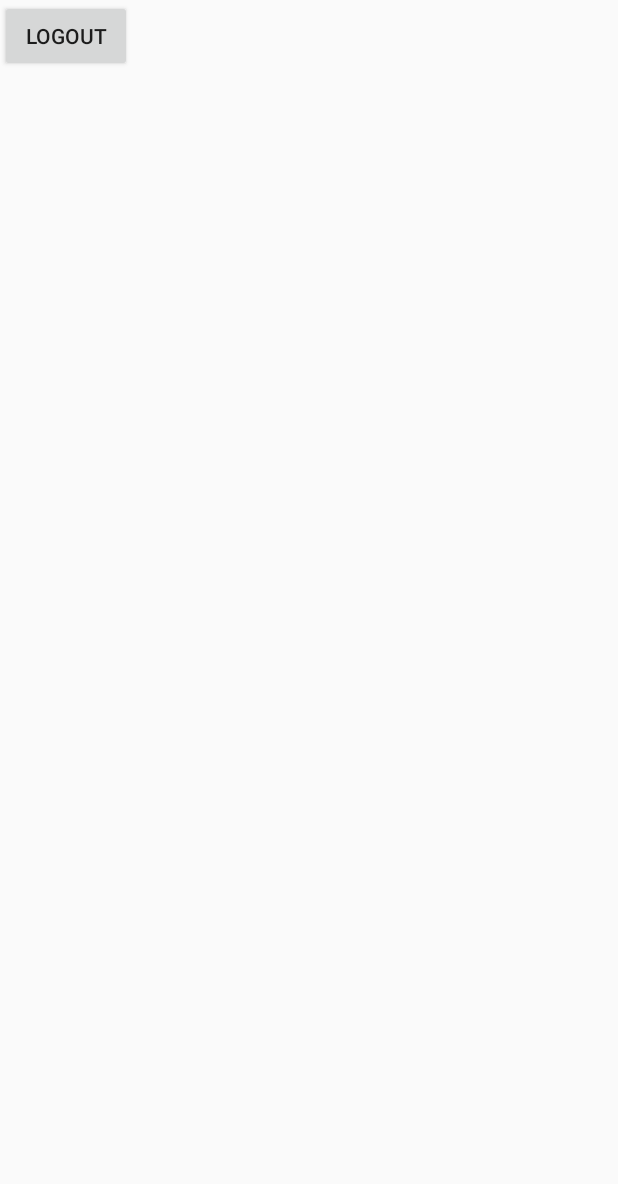
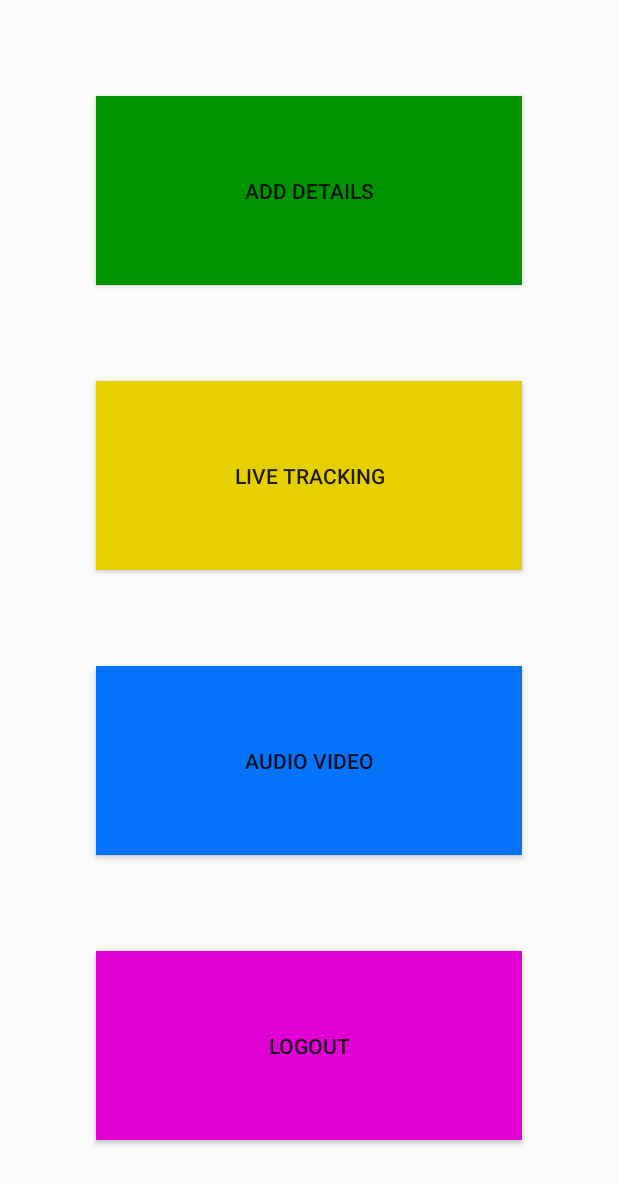
Before and after one commit to MARK-42/SafetyRing, an Android app: the screen it shows after launch once a user with an empty profile is signed in (UserActivity), on a phone screen of 412 x 824 dp. Shown: the top 1184 px of the screen. Run offline under Robolectric (Android 15) with nearby library versions, the phone set to English and light mode, and no system bars; our stand-ins replace Firebase (no records; nobody signed in at launch, a user with empty details on screens opened directly); libraries missing offline, so code that uses them is left out: com.felipecsl.gifimageview; 3 statements that could not run were skipped.

Commit message:
UI Added

```diff
--- a/app/src/main/res/layout/activity_user.xml
+++ b/app/src/main/res/layout/activity_user.xml
@@ -1,15 +1,57 @@
 <?xml version="1.0" encoding="utf-8"?>
-<androidx.constraintlayout.widget.ConstraintLayout xmlns:android="http://schemas.android.com/apk/res/android"
+<LinearLayout xmlns:android="http://schemas.android.com/apk/res/android"
     xmlns:app="http://schemas.android.com/apk/res-auto"
     xmlns:tools="http://schemas.android.com/tools"
-    android:layout_width="match_parent"
+    android:layout_width="fill_parent"
     android:layout_height="match_parent"
+    android:orientation="vertical"
     tools:context=".UserActivity">
+    <Button
+        android:layout_marginLeft="64dp"
+        android:layout_marginRight="64dp"
+        android:layout_width="fill_parent"
+        android:layout_height="wrap_content"
+        android:text="Add Details"
+        android:background="#009300"
+        android:gravity="center"
+        android:layout_marginTop="64dp"
+        android:layout_marginBottom="32dp"
+        android:layout_weight="1"/>
 
     <Button
+        android:layout_marginLeft="64dp"
+        android:layout_marginRight="64dp"
+        android:layout_width="fill_parent"
+        android:layout_height="wrap_content"
+        android:text="Live Tracking"
+        android:gravity="center"
+        android:layout_marginTop="32dp"
+        android:layout_marginBottom="32dp"
+        android:background="#e6cf00"
+        android:layout_weight="1"/>
+
+    <Button
+        android:layout_marginLeft="64dp"
+        android:layout_marginRight="64dp"
+        android:layout_width="fill_parent"
+        android:layout_height="wrap_content"
+        android:text="Audio Video"
+        android:background="#0472f9"
+        android:gravity="center"
+        android:layout_marginTop="32dp"
+        android:layout_marginBottom="32dp"
+        android:layout_weight="1"/>
+
+    <Button
+        android:layout_marginLeft="64dp"
+        android:layout_marginRight="64dp"
+        android:layout_width="fill_parent"
+        android:layout_height="wrap_content"
+        android:text="Logout"
+        android:background="#e100d5"
+        android:gravity="center"
         android:id="@+id/btnLogout"
-        android:layout_width="wrap_content"
-        android:layout_height="wrap_content"
-        android:text="Logout"/>
-
-</androidx.constraintlayout.widget.ConstraintLayout>
+        android:layout_marginTop="32dp"
+        android:layout_marginBottom="64dp"
+        android:layout_weight="1"/>
+</LinearLayout>
```
